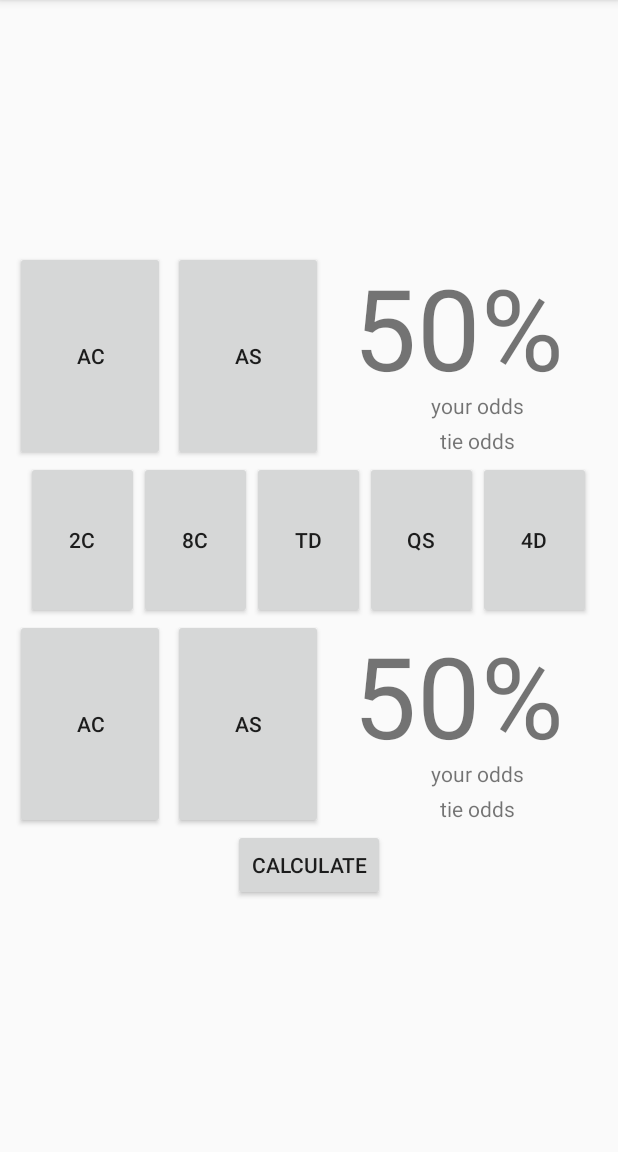
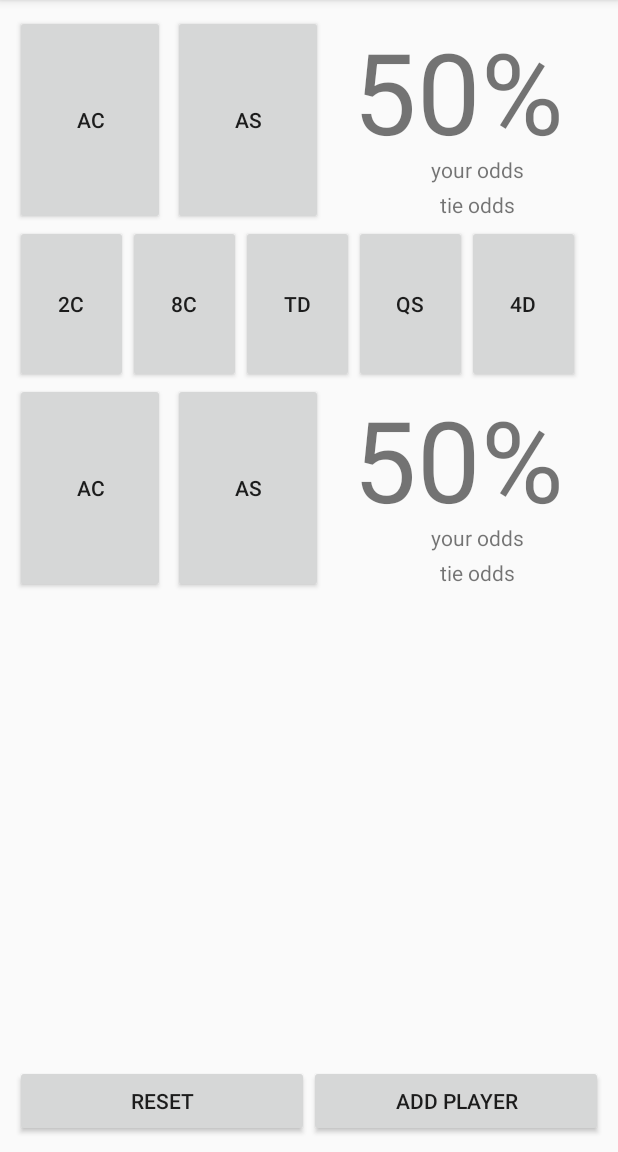
Before and after one commit to DimitarLazarov/OddsCalator, an Android app: the MainActivity screen opened directly, with no data from a screen before it, on a phone screen of 412 x 824 dp, the part 84-1236 px from its top. Run offline under Robolectric (Android 15) with nearby library versions, the phone set to English and light mode, and no system bars; 6 statements that could not run were skipped.

Commit message:
calculator layout

```diff
--- a/app/src/main/res/layout/activity_main.xml
+++ b/app/src/main/res/layout/activity_main.xml
@@ -1,5 +1,5 @@
 <?xml version="1.0" encoding="utf-8"?>
-<LinearLayout
+<RelativeLayout
     xmlns:android="http://schemas.android.com/apk/res/android"
     xmlns:tools="http://schemas.android.com/tools"
     android:layout_width="match_parent"
@@ -8,8 +8,15 @@
     android:paddingBottom="@dimen/activity_vertical_margin"
     android:paddingLeft="@dimen/activity_horizontal_margin"
     android:paddingRight="@dimen/activity_horizontal_margin"
-    android:paddingTop="@dimen/activity_vertical_margin"
-    android:gravity="center"
+    android:paddingTop="@dimen/activity_vertical_margin">
+
+    <LinearLayout
+        xmlns:android="http://schemas.android.com/apk/res/android"
+        xmlns:tools="http://schemas.android.com/tools"
+        android:layout_width="match_parent"
+        android:orientation="vertical"
+        android:layout_height="match_parent"
+        android:gravity="top"
         tools:context="com.example.chav.poker.MainActivity">
 
         <LinearLayout
@@ -186,10 +193,27 @@
 
         </LinearLayout>
 
+
+
+    </LinearLayout>
+
+    <LinearLayout
+        android:layout_width="match_parent"
+        android:layout_height="wrap_content"
+        android:orientation="horizontal"
+        android:layout_alignParentBottom="true">
         <Button
-        android:id="@+id/calculate"
-        android:text="Calculate"
-        android:layout_width="wrap_content"
+            android:id="@+id/button_reset"
+            android:text="Reset"
+            android:layout_width="0dp"
+            android:layout_weight="1"
             android:layout_height="wrap_content"/>
 
+        <Button
+            android:id="@+id/button_add_player"
+            android:text="Add player"
+            android:layout_width="0dp"
+            android:layout_weight="1"
+            android:layout_height="wrap_content"/>
     </LinearLayout>
+</RelativeLayout>
```
Lines whose indentation alone changed are shown as unchanged.
